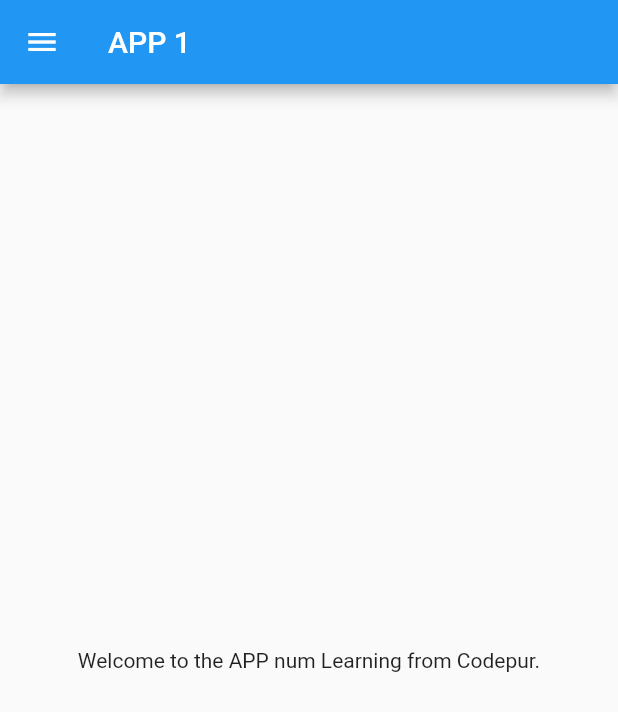
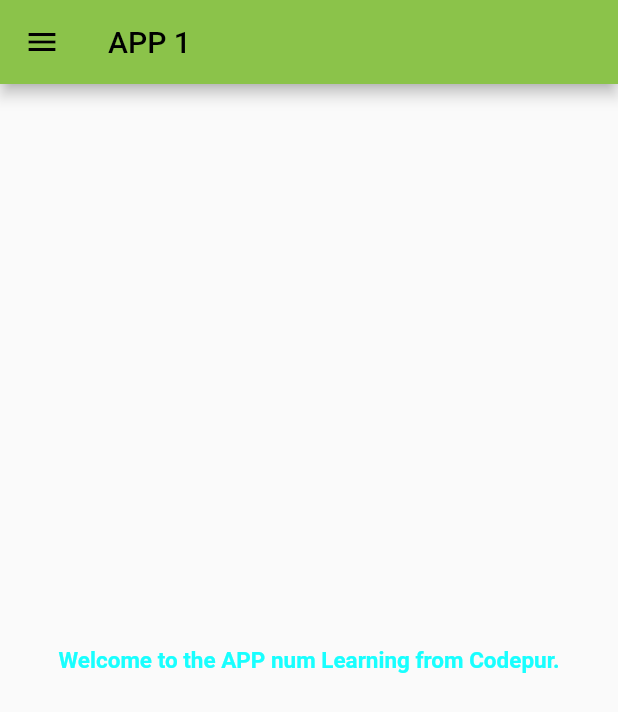
Before and after one commit to PriyangshuJS/Flutter_30, a Flutter app: the screen it shows after launch, on a phone screen of 412 x 824 dp. Shown: the top 712 px of the screen. Run offline on Flutter 3.47's test engine with Material 2 defaults, Android fonts, the phone set to English and light mode, and no system bars.

Commit message:
Third Commit

```diff
--- a/lib/home_page.dart
+++ b/lib/Pages/home_page.dart
@@ -11,7 +11,14 @@ class Homepage extends StatelessWidget {
         title: Text("APP 1"),
       ),
       body: Center(
-        child: Text("Welcome to the APP ${num} $s"),
+        child: Text(
+          "Welcome to the APP ${num} $s",
+          style: TextStyle(
+            fontWeight: FontWeight.bold,
+            color: Colors.cyanAccent,
+            fontSize: 15,
+          ),
+        ),
       ),
       drawer: Drawer(),
     );
--- a/lib/main.dart
+++ b/lib/main.dart
@@ -1,5 +1,6 @@
 import 'package:flutter/material.dart';
-import 'home_page.dart';
+import 'Pages/home_page.dart';
+import 'Pages/Login_pge.dart';
 
 void main() {
   runApp(App1());
@@ -9,7 +10,16 @@ class App1 extends StatelessWidget {
   @override
   Widget build(BuildContext context) {
     return MaterialApp(
-      home: Homepage(),
+      //   home: Homepage(),
+      themeMode: ThemeMode.light,
+      theme: ThemeData(primarySwatch: Colors.lightGreen),
+      darkTheme: ThemeData(brightness: Brightness.dark),
+
+      routes: {
+        "/": (context) =>
+            Homepage(), // "/" This is default, line 12 is no longer needed.
+        "/login": (context) => LoginPage(),
+      },
     );
   }
 }
```
Also changed, not shown: lib/Pages/Login_pge.dart (added, +19 -0 lines).
